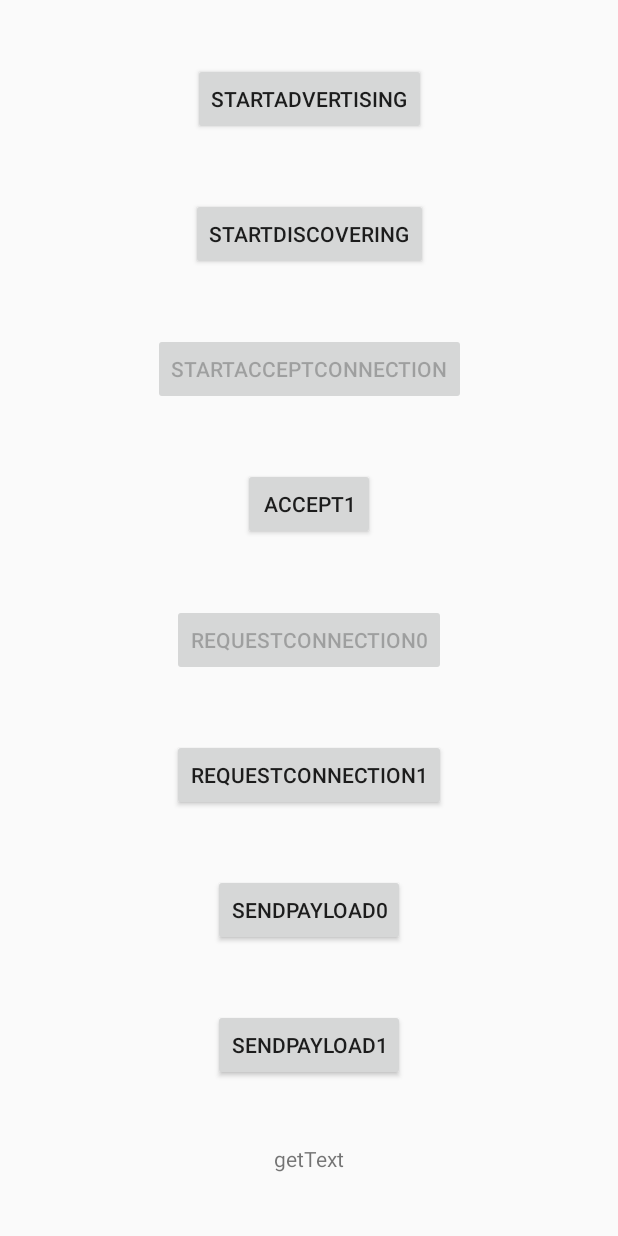
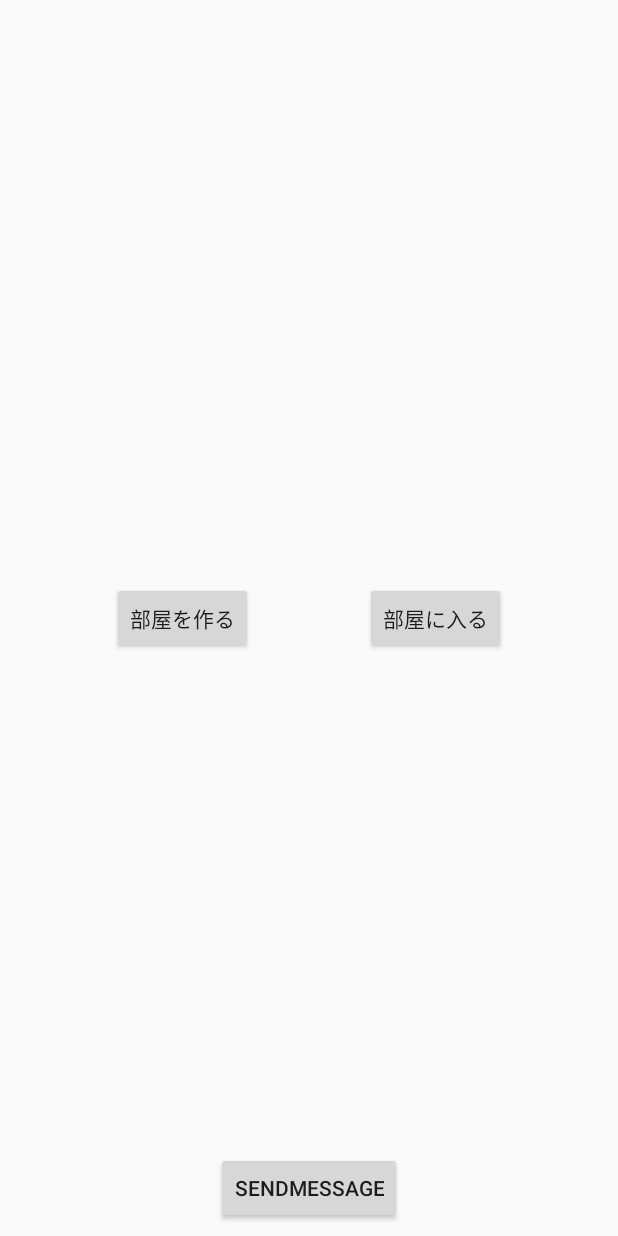
Before and after one commit to akirago/togemp, an Android app: the layout activity_main.xml on its own in the app's theme, with its tools: preview values and no code run, on a phone screen of 412 x 824 dp. Run offline under Robolectric (Android 15) with nearby library versions, the phone set to English and light mode, and no system bars.

Commit message:
1:N通信に切り替え

```diff
--- a/app/src/main/AndroidManifest.xml
+++ b/app/src/main/AndroidManifest.xml
@@ -17,7 +17,8 @@
         android:supportsRtl="true"
         android:theme="@style/AppTheme"
         tools:ignore="GoogleAppIndexingWarning">
-        <activity android:name=".MainActivity">
+        <activity android:name=".MainActivity"
+            android:screenOrientation="landscape">
             <intent-filter>
                 <action android:name="android.intent.action.MAIN" />
 
--- a/app/src/main/res/layout/activity_main.xml
+++ b/app/src/main/res/layout/activity_main.xml
@@ -4,120 +4,41 @@
     xmlns:tools="http://schemas.android.com/tools"
     android:layout_width="match_parent"
     android:layout_height="match_parent"
-    tools:context=".MainActivity">
+    tools:context=".MainActivity"
+    tools:layout_editor_absoluteY="73dp">
 
     <Button
-        android:id="@+id/advertisingButton"
+        android:id="@+id/makeRoom"
         android:layout_width="wrap_content"
         android:layout_height="wrap_content"
-        android:text="startAdvertising"
-        app:layout_constraintBottom_toTopOf="@+id/discoveringButton"
+        android:text="部屋を作る"
+        app:layout_constraintBottom_toBottomOf="parent"
+        app:layout_constraintEnd_toStartOf="@+id/enterRoom"
         app:layout_constraintHorizontal_bias="0.5"
-        app:layout_constraintLeft_toLeftOf="parent"
-        app:layout_constraintRight_toRightOf="parent"
-        app:layout_constraintTop_toTopOf="parent"
-        app:layout_constraintVertical_chainStyle="spread" />
+        app:layout_constraintStart_toStartOf="parent"
+        app:layout_constraintTop_toTopOf="parent" />
 
     <Button
-        android:id="@+id/discoveringButton"
+        android:id="@+id/enterRoom"
         android:layout_width="wrap_content"
         android:layout_height="wrap_content"
-        android:text="startDiscovering"
-        app:layout_constraintBottom_toTopOf="@+id/accept0Button"
-        app:layout_constraintEnd_toEndOf="parent"
-        app:layout_constraintHorizontal_bias="0.5"
-        app:layout_constraintStart_toStartOf="parent"
-        app:layout_constraintTop_toBottomOf="@+id/advertisingButton" />
-
-    <Button
-        android:id="@+id/accept0Button"
-        android:layout_width="wrap_content"
-        android:layout_height="wrap_content"
-        android:enabled="false"
-        android:text="startAcceptConnection"
-        app:layout_constraintBottom_toTopOf="@+id/accept1Button"
-        app:layout_constraintEnd_toEndOf="parent"
-        app:layout_constraintHorizontal_bias="0.5"
-        app:layout_constraintStart_toStartOf="parent"
-        app:layout_constraintTop_toBottomOf="@+id/discoveringButton" />
-
-    <Button
-        android:id="@+id/requestConnection0Button"
-        android:layout_width="wrap_content"
-        android:layout_height="wrap_content"
-        android:enabled="false"
-        android:text="requestConnection0"
-        app:layout_constraintBottom_toTopOf="@+id/requestConnection1Button"
-        app:layout_constraintEnd_toEndOf="parent"
-        app:layout_constraintHorizontal_bias="0.5"
-        app:layout_constraintStart_toStartOf="parent"
-        app:layout_constraintTop_toBottomOf="@+id/accept1Button" />
-
-    <Button
-        android:id="@+id/sendPayload0Button"
-        android:layout_width="wrap_content"
-        android:layout_height="wrap_content"
-        android:text="sendPayload0"
-        app:layout_constraintBottom_toTopOf="@+id/sendPayload1Button"
-        app:layout_constraintEnd_toEndOf="parent"
-        app:layout_constraintHorizontal_bias="0.5"
-        app:layout_constraintStart_toStartOf="parent"
-        app:layout_constraintTop_toBottomOf="@+id/requestConnection1Button" />
-
-    <TextView
-        android:id="@+id/payloadText"
-        android:layout_width="wrap_content"
-        android:layout_height="wrap_content"
-        android:text="getText"
+        android:text="部屋に入る"
         app:layout_constraintBottom_toBottomOf="parent"
         app:layout_constraintEnd_toEndOf="parent"
         app:layout_constraintHorizontal_bias="0.5"
-        app:layout_constraintStart_toStartOf="parent"
-        app:layout_constraintTop_toBottomOf="@+id/sendPayload1Button" />
+        app:layout_constraintStart_toEndOf="@+id/makeRoom"
+        app:layout_constraintTop_toTopOf="parent" />
 
     <Button
-        android:id="@+id/sendPayload1Button"
+        android:id="@+id/sendMessage"
         android:layout_width="wrap_content"
         android:layout_height="wrap_content"
-        android:text="sendPayload1"
-        app:layout_constraintBottom_toTopOf="@+id/payloadText"
+        android:layout_marginBottom="8dp"
+        android:text="sendMessage"
+        app:layout_constraintBottom_toBottomOf="parent"
         app:layout_constraintEnd_toEndOf="parent"
         app:layout_constraintHorizontal_bias="0.5"
-        app:layout_constraintStart_toStartOf="parent"
-        app:layout_constraintTop_toBottomOf="@+id/sendPayload0Button" />
-
-    <Button
-        android:id="@+id/requestConnection1Button"
-        android:layout_width="wrap_content"
-        android:layout_height="wrap_content"
-        android:text="requestConnection1"
-        app:layout_constraintBottom_toTopOf="@+id/sendPayload0Button"
-        app:layout_constraintEnd_toEndOf="parent"
-        app:layout_constraintHorizontal_bias="0.5"
-        app:layout_constraintStart_toStartOf="parent"
-        app:layout_constraintTop_toBottomOf="@+id/requestConnection0Button" />
-
-    <Button
-        android:id="@+id/accept1Button"
-        android:layout_width="wrap_content"
-        android:layout_height="wrap_content"
-        android:text="accept1"
-        app:layout_constraintBottom_toTopOf="@+id/requestConnection0Button"
-        app:layout_constraintEnd_toEndOf="parent"
-        app:layout_constraintHorizontal_bias="0.5"
-        app:layout_constraintStart_toStartOf="parent"
-        app:layout_constraintTop_toBottomOf="@+id/accept0Button" />
-
-    <TextView
-        android:id="@+id/textView2"
-        android:layout_width="wrap_content"
-        android:layout_height="wrap_content"
-        android:layout_marginStart="8dp"
-        android:visibility="invisible"
-        android:text="get!!!"
-        app:layout_constraintBottom_toBottomOf="parent"
-        app:layout_constraintStart_toStartOf="parent"
-        app:layout_constraintTop_toTopOf="parent" />
+        app:layout_constraintStart_toStartOf="parent" />
 
 
 </androidx.constraintlayout.widget.ConstraintLayout>
```
Also changed, not shown: app/src/main/java/com/example/hashimotoakira/togemp/MainActivity.kt (+73 -64 lines), app/src/main/java/com/example/hashimotoakira/togemp/util/LOG.kt (+8 -2 lines), app/src/main/java/com/example/hashimotoakira/togemp/util/NearbyConnect.kt (+5 -3 lines).
